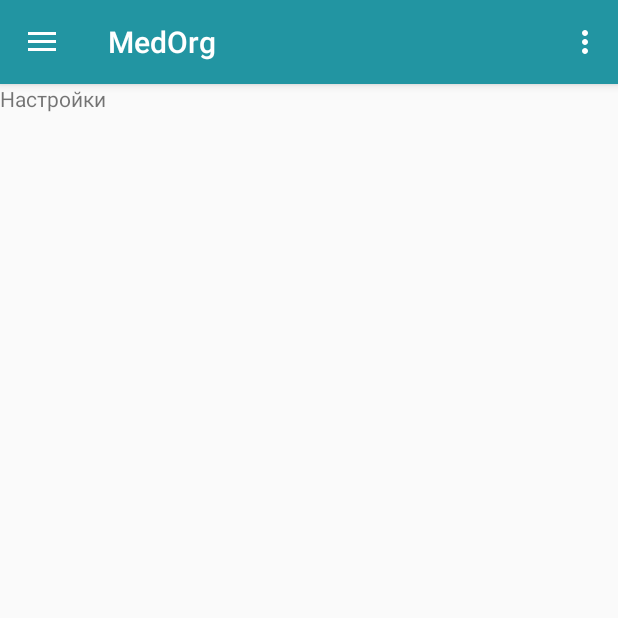
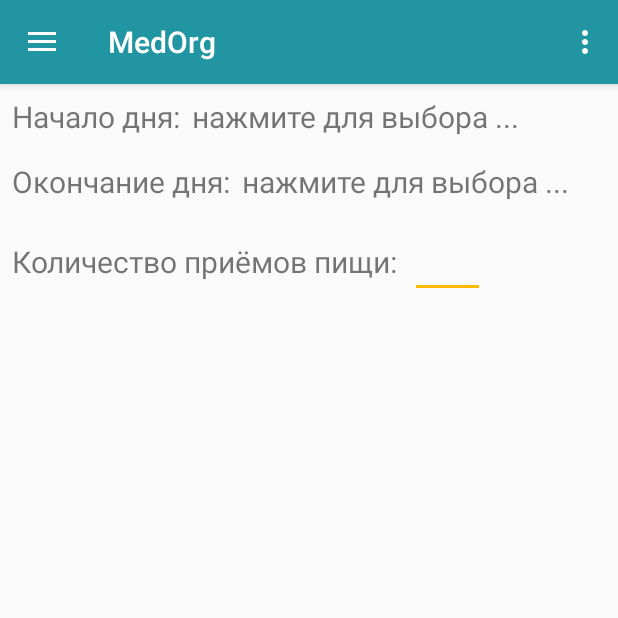
Before and after one commit to almarvlad/medorg, an Android app: the screen it shows after launch (MainActivity), in the side drawer, after a tap on "Настройки", on a phone screen of 412 x 824 dp, the top half of it. Run offline under Robolectric (Android 15) with nearby library versions, the light colour scheme and no system bars; our stand-ins replace Room's generated code; libraries missing offline, so code that uses them is left out: devs.mulham.horizontalcalendar; 6 statements that could not run were skipped.

Commit message:
установка расписания дня в настройках (1 вар)

```diff
--- a/app/src/main/java/com/example/admin/medorg/Fragments/DayPageFragment.java
+++ b/app/src/main/java/com/example/admin/medorg/Fragments/DayPageFragment.java
@@ -9,6 +9,8 @@ import android.util.Log;
 import android.view.LayoutInflater;
 import android.view.View;
 import android.view.ViewGroup;
+import android.widget.ArrayAdapter;
+import android.widget.ListView;
 import android.widget.TextView;
 
 import com.example.admin.medorg.R;
@@ -51,6 +53,7 @@ public class DayPageFragment extends Fragment {
     public View onCreateView(LayoutInflater inflater, ViewGroup container,
                              Bundle savedInstanceState) {
         View view = inflater.inflate(R.layout.timetable_day, null);
+        View cardview = inflater.inflate(R.layout.timetable_element, null);
 
         RecyclerView recyclerView = view.findViewById(R.id.timetable_page); // наш список cardview для графика приёма
         recyclerView.setLayoutManager(new LinearLayoutManager(getContext()));
@@ -62,7 +65,6 @@ public class DayPageFragment extends Fragment {
 
         final TimetableRVAdapter adapter = new TimetableRVAdapter(getContext(), exampleTime);
         recyclerView.setAdapter(adapter);
-
 
         return view;
     }
--- a/app/src/main/java/com/example/admin/medorg/Fragments/FragmentSettings.java
+++ b/app/src/main/java/com/example/admin/medorg/Fragments/FragmentSettings.java
@@ -1,14 +1,24 @@
 package com.example.admin.medorg.Fragments;
 
+import android.app.Dialog;
+import android.app.DialogFragment;
+import android.app.TimePickerDialog;
 import android.content.Context;
 import android.net.Uri;
 import android.os.Bundle;
 import android.support.v4.app.Fragment;
+import android.util.Log;
 import android.view.LayoutInflater;
 import android.view.View;
 import android.view.ViewGroup;
+import android.widget.LinearLayout;
+import android.widget.TextView;
+import android.widget.TimePicker;
 
 import com.example.admin.medorg.R;
+
+import java.text.SimpleDateFormat;
+import java.util.Calendar;
 
 /**
  * A simple {@link Fragment} subclass.
@@ -23,10 +33,17 @@ public class FragmentSettings extends Fragment {
     // the fragment initialization parameters, e.g. ARG_ITEM_NUMBER
     private static final String ARG_PARAM1 = "param1";
     private static final String ARG_PARAM2 = "param2";
+    private static final String TAG = "SETTIME";
 
     // TODO: Rename and change types of parameters
     private String mParam1;
     private String mParam2;
+
+    TextView beginDay, endDay;
+    LinearLayout begin, end;
+    Calendar beginTime, endTime;
+    Calendar time = Calendar.getInstance();
+    int hour, minute;
 
     private OnFragmentInteractionListener mListener;
 
@@ -65,7 +82,51 @@ public class FragmentSettings extends Fragment {
     public View onCreateView(LayoutInflater inflater, ViewGroup container,
                              Bundle savedInstanceState) {
         // Inflate the layout for this fragment
-        return inflater.inflate(R.layout.fragment_settings, container, false);
+        View root = inflater.inflate(R.layout.fragment_settings, container, false);
+        beginDay = (TextView) root.findViewById(R.id.day_begin_text);
+        endDay = (TextView) root.findViewById(R.id.day_end_text);
+        begin = (LinearLayout) root.findViewById(R.id.day_begin);
+        end = (LinearLayout) root.findViewById(R.id.day_end);
+
+        begin.setOnClickListener(new View.OnClickListener() {
+            @Override
+            public void onClick(View v) {
+                TimePickerDialog tpd = new TimePickerDialog(getContext(), new TimePickerDialog.OnTimeSetListener() {
+                    @Override
+                    public void onTimeSet(TimePicker view, int hourOfDay, int minute) {
+                        SimpleDateFormat format1 = new SimpleDateFormat("HH:mm");
+                        Log.d(TAG, hourOfDay + ":" + minute);
+                        beginTime.set(Calendar.HOUR_OF_DAY,hourOfDay);
+                        beginTime.set(Calendar.MINUTE,minute);
+                        String formatted = format1.format(beginTime.getTime());
+                        beginDay.setText(formatted);
+                    }
+                }, 7, 0, true);
+                tpd.show();
+            }
+        });
+
+        end.setOnClickListener(new View.OnClickListener() {
+            @Override
+            public void onClick(View v) {
+                TimePickerDialog tpd = new TimePickerDialog(getContext(), new TimePickerDialog.OnTimeSetListener() {
+                    @Override
+                    public void onTimeSet(TimePicker view, int hourOfDay, int minute) {
+                        SimpleDateFormat format1 = new SimpleDateFormat("HH:mm");
+                        Log.d(TAG, hourOfDay + ":" + minute);
+                        Calendar c = Calendar.getInstance();
+                        c.set(Calendar.HOUR_OF_DAY,hourOfDay);
+                        c.set(Calendar.MINUTE,minute);
+                        String formatted = format1.format(c.getTime());
+
+                        endDay.setText(formatted);
+                    }
+                }, 23, 0, true);
+                tpd.show();
+            }
+        });
+        return root;
+
     }
 
     // TODO: Rename method, update argument and hook method into UI event
--- a/app/src/main/res/layout/fragment_settings.xml
+++ b/app/src/main/res/layout/fragment_settings.xml
@@ -1,14 +1,74 @@
 <?xml version="1.0" encoding="utf-8"?>
-<FrameLayout xmlns:android="http://schemas.android.com/apk/res/android"
+<LinearLayout xmlns:android="http://schemas.android.com/apk/res/android"
     xmlns:tools="http://schemas.android.com/tools"
     android:layout_width="match_parent"
-    android:layout_height="match_parent"
+    android:layout_height="wrap_content"
+    android:orientation="vertical"
     tools:context=".Fragments.FragmentSettings">
 
-    <!-- TODO: Update blank fragment layout -->
-    <TextView
+    <LinearLayout
+        android:id="@+id/day_begin"
         android:layout_width="match_parent"
-        android:layout_height="match_parent"
-        android:text="@string/settings" />
+        android:layout_height="wrap_content"
+        android:background="?android:attr/selectableItemBackground"
+        android:clickable="true"
+        android:onClick="setTime"
+        android:padding="8dp">
 
-</FrameLayout>
+        <TextView
+            android:layout_width="wrap_content"
+            android:layout_height="wrap_content"
+            android:text="Начало дня:"
+            android:textSize="20sp" />
+
+        <TextView
+            android:id="@+id/day_begin_text"
+            android:layout_width="wrap_content"
+            android:layout_height="wrap_content"
+            android:paddingLeft="8dp"
+            android:text="нажмите для выбора ..."
+            android:textSize="20sp" />
+    </LinearLayout>
+
+    <LinearLayout
+        android:id="@+id/day_end"
+        android:layout_width="match_parent"
+        android:layout_height="wrap_content"
+        android:background="?android:attr/selectableItemBackground"
+        android:clickable="true"
+        android:padding="8dp">
+        <TextView
+            android:layout_width="wrap_content"
+            android:layout_height="wrap_content"
+            android:textSize="20sp"
+            android:text="Окончание дня:"/>
+
+        <TextView
+            android:id="@+id/day_end_text"
+            android:layout_width="wrap_content"
+            android:layout_height="wrap_content"
+            android:paddingLeft="8dp"
+            android:textSize="20sp"
+            android:text="нажмите для выбора ..."/>
+    </LinearLayout>
+
+    <LinearLayout
+        android:layout_width="match_parent"
+        android:layout_height="wrap_content"
+        android:padding="8dp">
+        <TextView
+            android:layout_width="wrap_content"
+            android:layout_height="wrap_content"
+            android:textSize="20sp"
+            android:text="Количество приёмов пищи:"/>
+
+        <EditText
+            android:id="@+id/meals_count"
+            android:layout_width="50dp"
+            android:layout_height="wrap_content"
+            android:layout_marginLeft="8dp"
+            android:inputType="number"
+            android:textSize="20sp"/>
+    </LinearLayout>
+
+</LinearLayout>
```
Also changed, not shown: app/src/main/java/com/example/admin/medorg/Fragments/TimetableRVAdapter.java (+19 -0 lines), app/src/main/res/layout/timetable_element.xml (+9 -7 lines), app/src/main/res/layout/timetable_med_element.xml (+12 -20 lines).
